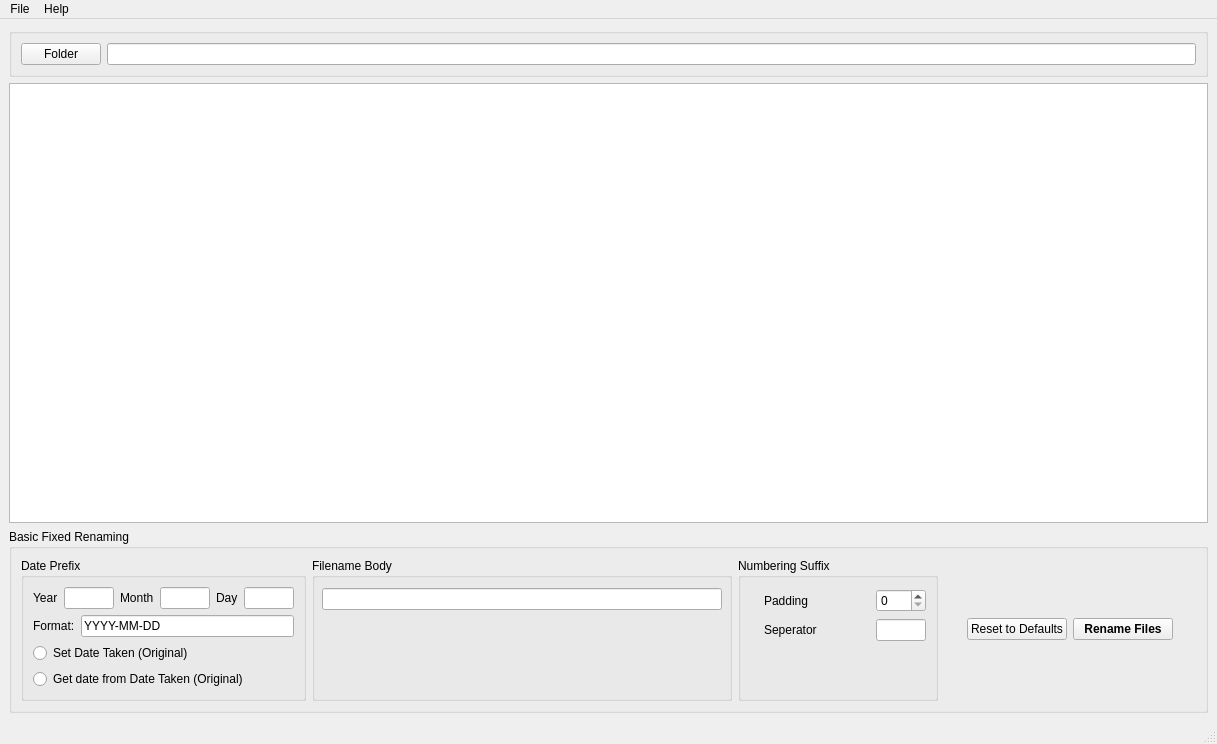
Before: the Qt Designer form View/media_file_renamer.ui in Thentoxd/MediaFileRenamer, drawn with Qt 5.
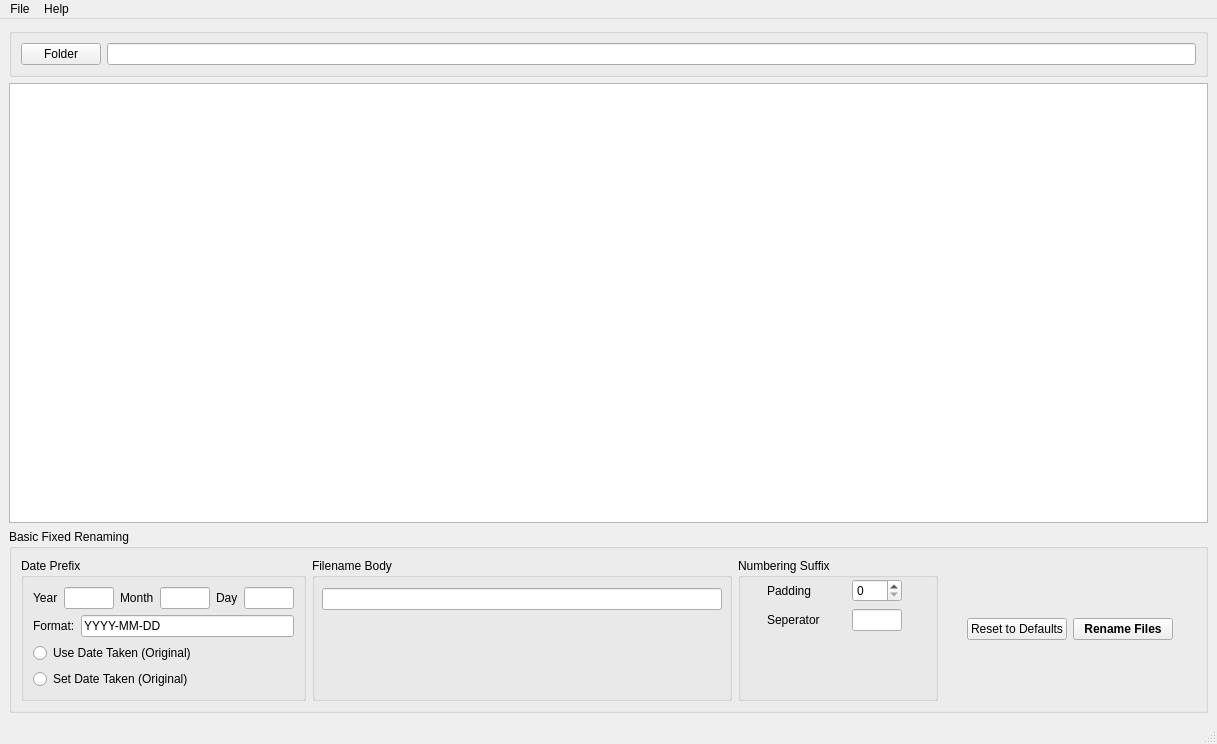
After: the same form once the commit is applied.

Commit message: Minor UI edit and reset config.json file

```diff
--- a/View/media_file_renamer.ui
+++ b/View/media_file_renamer.ui
@@ -188,6 +188,13 @@
               </item>
              </layout>
             </item>
+            <item>
+             <widget class="QRadioButton" name="radioButton">
+              <property name="text">
+               <string>Use Date Taken (Original)</string>
+              </property>
+             </widget>
+            </item>
             <item>
              <widget class="QRadioButton" name="radioButton_2">
               <property name="text">
@@ -195,13 +202,6 @@
               </property>
              </widget>
             </item>
-            <item>
-             <widget class="QRadioButton" name="radioButton">
-              <property name="text">
-               <string>Get date from Date Taken (Original)</string>
-              </property>
-             </widget>
-            </item>
            </layout>
           </widget>
          </item>
@@ -260,8 +260,8 @@
            <widget class="QWidget" name="layoutWidget">
             <property name="geometry">
              <rect>
-              <x>20</x>
-              <y>30</y>
+              <x>10</x>
+              <y>20</y>
               <width>174</width>
               <height>54</height>
              </rect>
@@ -271,7 +271,7 @@
               <widget class="QLabel" name="label_4">
                <property name="maximumSize">
                 <size>
-                 <width>100</width>
+                 <width>60</width>
                  <height>16777215</height>
                 </size>
                </property>
```
Left out of the diff: 6 changed lines with no effect on the pictures. The commit also changes 1 other file.
